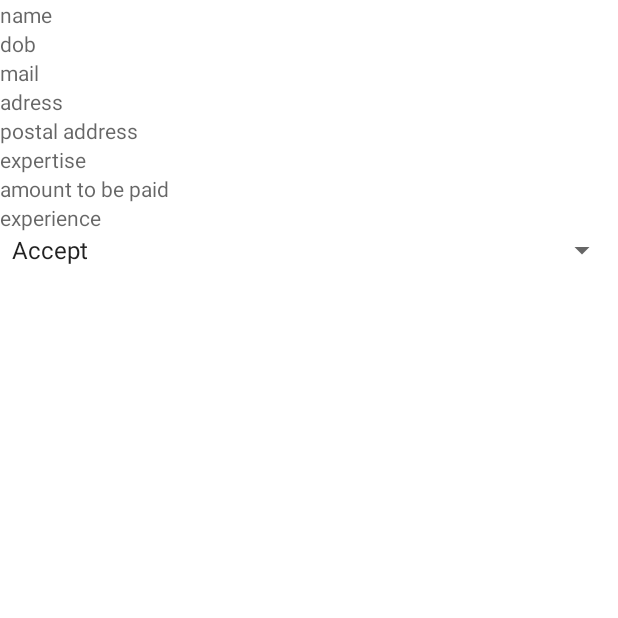
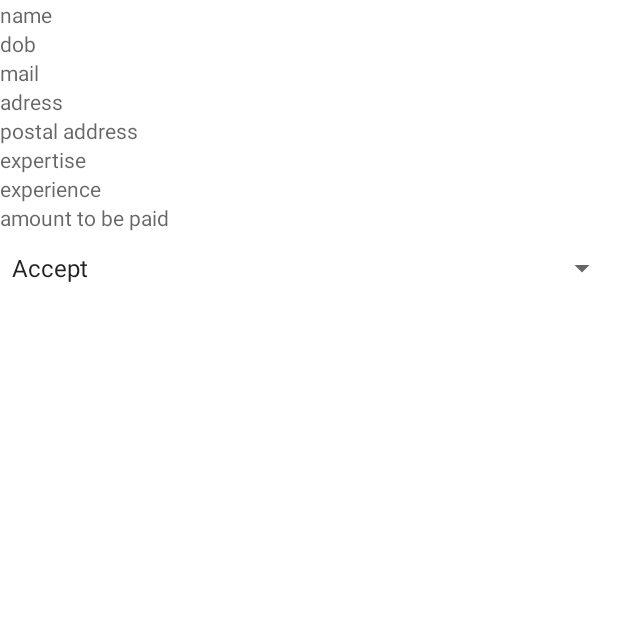
Before and after one commit to apoorvagarg98/Astrology, an Android app: the ExpertProfile screen opened directly, with no data from a screen before it, on a phone screen of 412 x 824 dp, the top half of it. Run offline under Robolectric (Android 15) with nearby library versions, the phone set to English and light mode, and no system bars; our stand-ins replace Firebase (no records; nobody signed in at launch, a user with empty details on screens opened directly); Roboto replaces fonts that are not available here.

Commit message:
slider,activity main page, expert profile

```diff
--- a/app/build.gradle
+++ b/app/build.gradle
@@ -54,5 +54,6 @@ dependencies
             implementation 'com.squareup.retrofit2:converter-gson:2.3.0'
             implementation 'com.google.firebase:firebase-core:16.0.1'
             implementation 'com.google.code.gson:gson:2.9.0'
+            implementation 'com.github.denzcoskun:ImageSlideshow:0.0.6'
 
         }
--- a/app/src/main/res/layout/activity_expert_profile.xml
+++ b/app/src/main/res/layout/activity_expert_profile.xml
@@ -2,69 +2,68 @@
 <LinearLayout xmlns:android="http://schemas.android.com/apk/res/android"
     xmlns:app="http://schemas.android.com/apk/res-auto"
     xmlns:tools="http://schemas.android.com/tools"
-    android:orientation="vertical"
-    android:layout_gravity="center"
     android:layout_width="match_parent"
     android:layout_height="match_parent"
+    android:layout_gravity="center"
+    android:orientation="vertical"
     tools:context=".Activities.ExpertProfile">
-
-    <TextView
-        android:layout_width="match_parent"
-        android:layout_height="wrap_content"
-        android:id="@+id/exprname"
-        android:hint="name"/>
-
-    <TextView
-        android:layout_width="match_parent"
-        android:layout_height="wrap_content"
-        android:id="@+id/exprdob"
-        android:hint="dob"
-        />
-
-    <TextView
-        android:layout_width="match_parent"
-        android:layout_height="wrap_content"
-        android:id="@+id/expremail"
-        android:hint="mail"/>
-
-    <TextView
-        android:layout_width="match_parent"
-        android:layout_height="wrap_content"
-        android:id="@+id/expraddress"
-        android:hint="adress"/>
-
-    <TextView
-        android:layout_width="match_parent"
-        android:layout_height="wrap_content"
-        android:id="@+id/exprpincode"
-        android:hint="postal address"/>
-
-    <TextView
-        android:layout_width="match_parent"
-        android:layout_height="wrap_content"
-        android:id="@+id/exprexperty"
-        android:hint="expertise"/>
-
-    <TextView
-        android:layout_width="match_parent"
-        android:layout_height="wrap_content"
-        android:id="@+id/expramt"
-        android:hint="amount to be paid"/>
-
-    <TextView
-        android:layout_width="match_parent"
-        android:layout_height="wrap_content"
-        android:id="@+id/exprexperience"
-        android:hint="experience"/>
-
-    <Spinner
-        android:layout_width="match_parent"
-        android:layout_height="wrap_content"
-        android:id="@+id/expryesno"/>
 
 
 
 
+    <TextView
+        android:id="@+id/exprname"
+        android:layout_width="match_parent"
+        android:layout_height="wrap_content"
+        android:hint="name" />
+
+    <TextView
+        android:id="@+id/exprdob"
+        android:layout_width="match_parent"
+        android:layout_height="wrap_content"
+        android:hint="dob" />
+
+    <TextView
+        android:id="@+id/expremail"
+        android:layout_width="match_parent"
+        android:layout_height="wrap_content"
+        android:hint="mail" />
+
+    <TextView
+        android:id="@+id/expraddress"
+        android:layout_width="match_parent"
+        android:layout_height="wrap_content"
+        android:hint="adress" />
+
+    <TextView
+        android:id="@+id/exprpincode"
+        android:layout_width="match_parent"
+        android:layout_height="wrap_content"
+        android:hint="postal address" />
+
+    <TextView
+        android:id="@+id/exprexperty"
+        android:layout_width="match_parent"
+        android:layout_height="wrap_content"
+        android:hint="expertise" />
+
+    <TextView
+        android:id="@+id/exprexperience"
+        android:layout_width="match_parent"
+        android:layout_height="wrap_content"
+        android:hint="experience" />
+
+    <TextView
+        android:id="@+id/expramt"
+        android:layout_width="match_parent"
+        android:layout_height="wrap_content"
+        android:hint="amount to be paid" />
+
+    <Spinner
+        android:id="@+id/expryesno"
+        android:layout_width="match_parent"
+        android:layout_height="wrap_content"
+        android:minHeight="48dp" />
 
 
 </LinearLayout>
--- a/build.gradle
+++ b/build.gradle
@@ -16,6 +16,8 @@ buildscript {
 
 
 
+
+
 task clean(type: Delete) {
     delete rootProject.buildDir
 }
--- a/settings.gradle
+++ b/settings.gradle
@@ -4,6 +4,7 @@ dependencyResolutionManagement {
         google()
         mavenCentral()
         jcenter() // Warning: this repository is going to shut down soon
+        maven {url 'https://jitpack.io'}
     }
 }
 rootProject.name = "Astrology"
```
Also changed, not shown: app/src/main/java/com/example/astrology/Activities/MainActivity.java (+6 -4 lines), app/src/main/res/layout/activity_main.xml (+28 -3 lines).
